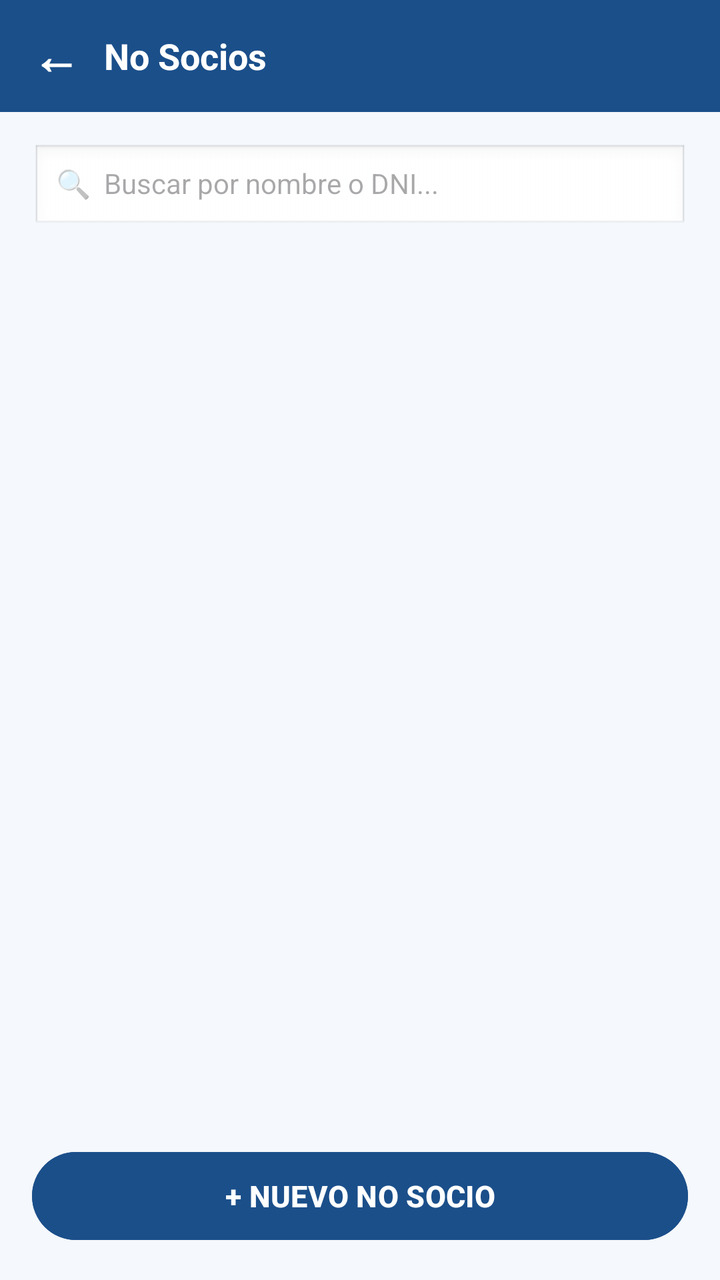
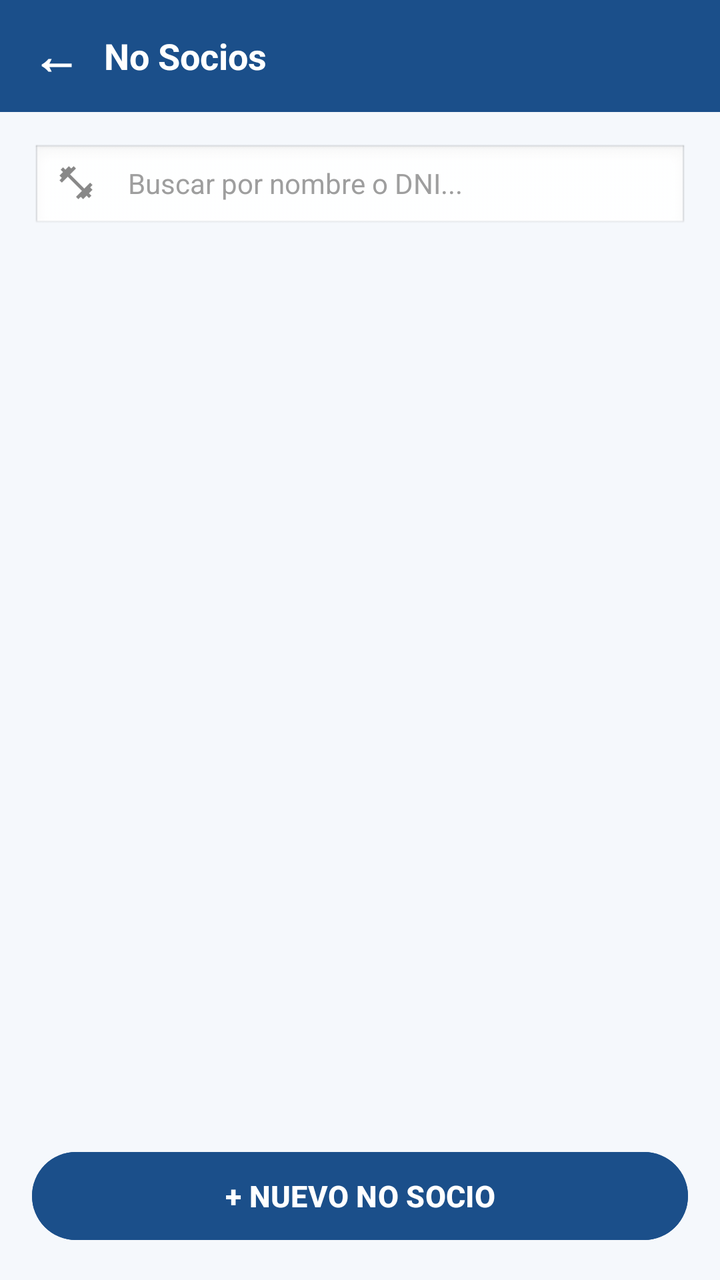

The first picture is an Android layout as it rendered before a commit; the second is the same layout after the commit. The layout source and the unified diff follow.
<!-- AndroidManifest.xml: application theme Theme.ClubDeportivo -->
<!-- res/layout/activity_lista_no_socios.xml -->
<?xml version="1.0" encoding="utf-8"?>
<LinearLayout
    xmlns:android="http://schemas.android.com/apk/res/android"
    android:layout_width="match_parent"
    android:layout_height="match_parent"
    android:orientation="vertical"
    android:background="@color/colorBackground">

    
    <LinearLayout
        android:layout_width="match_parent"
        android:layout_height="56dp"
        android:orientation="horizontal"
        android:background="@color/colorPrimary"
        android:gravity="center_vertical"
        android:paddingStart="16dp"
        android:paddingEnd="16dp">

        <TextView
            android:id="@+id/btnVolver"
            android:layout_width="wrap_content"
            android:layout_height="wrap_content"
            android:text="←"
            android:textSize="24sp"
            android:textStyle="bold"
            android:textColor="@color/white"
            android:layout_marginEnd="12dp" />

        <TextView
            android:layout_width="wrap_content"
            android:layout_height="wrap_content"
            android:text="No Socios"
            android:textSize="18sp"
            android:textStyle="bold"
            android:textColor="@color/white" />

    </LinearLayout>

    
    <LinearLayout
        android:layout_width="match_parent"
        android:layout_height="wrap_content"
        android:orientation="horizontal"
        android:padding="16dp"
        android:background="@color/colorBackground">

        <EditText
            android:id="@+id/etBuscar"
            android:layout_width="match_parent"
            android:layout_height="44dp"
            android:hint="🔍  Buscar por nombre o DNI..."
            android:inputType="text"
            android:background="@android:drawable/edit_text"
            android:paddingStart="12dp"
            android:paddingEnd="12dp"
            android:textSize="14sp" />

    </LinearLayout>

    
    <ScrollView
        android:layout_width="match_parent"
        android:layout_height="0dp"
        android:layout_weight="1"
        android:paddingStart="16dp"
        android:paddingEnd="16dp">

        <LinearLayout
            android:id="@+id/containerNoSocios"
            android:layout_width="match_parent"
            android:layout_height="wrap_content"
            android:orientation="vertical">

            

        </LinearLayout>

    </ScrollView>

    
    <Button
        android:id="@+id/btnNuevoNoSocio"
        android:layout_width="match_parent"
        android:layout_height="52dp"
        android:text="+ NUEVO NO SOCIO"
        android:textSize="15sp"
        android:textStyle="bold"
        android:textColor="@color/white"
        android:backgroundTint="@color/colorPrimary"
        android:layout_margin="16dp" />

</LinearLayout>
<!-- resources referenced by this layout -->
<resources>
  <color name="colorBackground">#F5F8FC</color>
  <color name="colorPrimary">#1B4F8A</color>
  <color name="white">#FFFFFFFF</color>
  <style name="Theme.ClubDeportivo" parent="Base.Theme.ClubDeportivo" />
  <style name="Base.Theme.ClubDeportivo" parent="Theme.Material3.DayNight.NoActionBar">
          
          
      </style>
</resources>

<!-- the commit's change to res/layout/activity_lista_no_socios.xml (unified diff, before → after) -->
@@ -38,22 +38,44 @@
 
     
     <LinearLayout
+        xmlns:app="http://schemas.android.com/apk/res-auto"
         android:layout_width="match_parent"
         android:layout_height="wrap_content"
         android:orientation="horizontal"
         android:padding="16dp"
         android:background="@color/colorBackground">
 
-        <EditText
-            android:id="@+id/etBuscar"
+        <LinearLayout
             android:layout_width="match_parent"
             android:layout_height="44dp"
-            android:hint="🔍  Buscar por nombre o DNI..."
-            android:inputType="text"
+            android:orientation="horizontal"
             android:background="@android:drawable/edit_text"
+            android:gravity="center_vertical"
             android:paddingStart="12dp"
-            android:paddingEnd="12dp"
-            android:textSize="14sp" />
+            android:paddingEnd="12dp">
+
+            <ImageView
+                android:layout_width="20dp"
+                android:layout_height="20dp"
+                android:src="@drawable/fitness"
+                android:contentDescription="Buscar"
+                android:layout_marginEnd="8dp"
+                app:tint="@color/colorTextMuted"/>
+
+            <EditText
+                android:id="@+id/etBuscar"
+                android:layout_width="0dp"
+                android:layout_height="match_parent"
+                android:layout_weight="1"
+                android:hint="Buscar por nombre o DNI..."
+                android:inputType="text"
+                android:background="@android:color/transparent"
+                android:paddingStart="8dp"
+                android:paddingEnd="8dp"
+                android:textSize="14sp"
+                android:textColor="@color/colorTextPrimary"
+                android:textColorHint="@color/colorTextHint"/>
+        </LinearLayout>
 
     </LinearLayout>
 
<!-- resource entries referenced after the edit -->
@@ -2,7 +2,21 @@
 <resources>
   <color name="colorBackground">#F5F8FC</color>
   <color name="colorPrimary">#1B4F8A</color>
+  <color name="colorTextHint">#9E9E9E</color>
+  <color name="colorTextMuted">#888888</color>
+  <color name="colorTextPrimary">#1A1A1A</color>
   <color name="white">#FFFFFFFF</color>
+  <!-- drawable fitness (drawable) -->
+  <vector xmlns:android="http://schemas.android.com/apk/res/android"
+      android:width="24dp"
+      android:height="24dp"
+      android:viewportWidth="960"
+      android:viewportHeight="960"
+      android:tint="?attr/colorControlNormal">
+    <path
+        android:fillColor="@android:color/white"
+        android:pathData="M536,876L480,820L622,678L282,338L140,480L84,424L140,366L84,310L168,226L112,168L168,112L226,168L310,84L366,140L424,84L480,140L338,282L678,622L820,480L876,536L820,594L876,650L792,734L848,792L792,848L734,792L650,876L594,820L536,876Z"/>
+  </vector>
   <style name="Theme.ClubDeportivo" parent="Base.Theme.ClubDeportivo" />
   <style name="Base.Theme.ClubDeportivo" parent="Theme.Material3.DayNight.NoActionBar">
           
